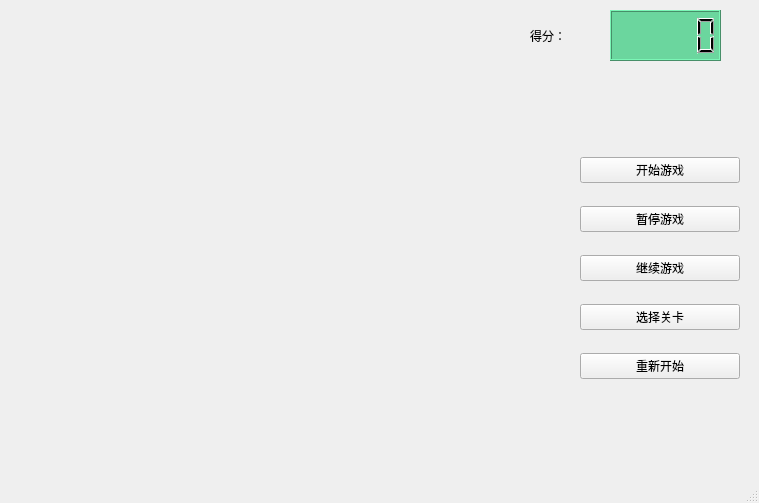
The window that mainwindow.ui (BITLJY/SnakeGame) describes before a commit, drawn with Qt 5.
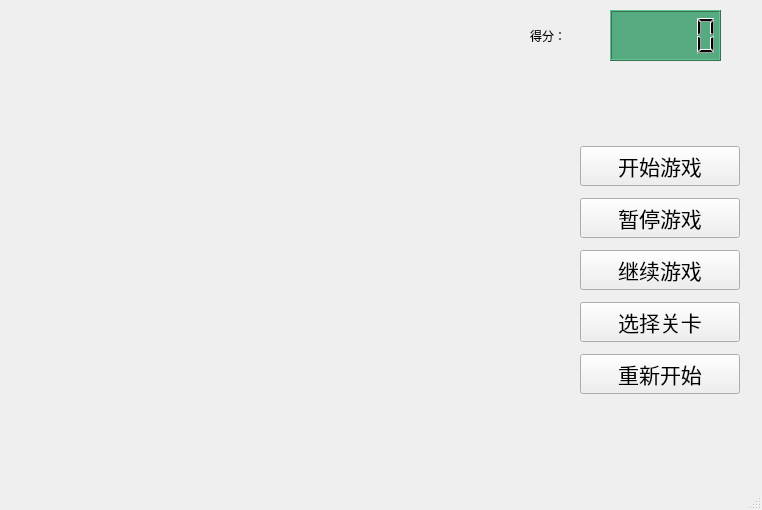
The same window after the commit.

Commit message: 添加了登陆背景和按钮美化

What changed in the file:
```diff
--- a/mainwindow.ui
+++ b/mainwindow.ui
@@ -6,10 +6,22 @@
    <rect>
     <x>0</x>
     <y>0</y>
-    <width>759</width>
-    <height>503</height>
+    <width>762</width>
+    <height>510</height>
    </rect>
   </property>
+  <property name="minimumSize">
+   <size>
+    <width>762</width>
+    <height>510</height>
+   </size>
+  </property>
+  <property name="maximumSize">
+   <size>
+    <width>762</width>
+    <height>520</height>
+   </size>
+  </property>
   <property name="windowTitle">
    <string>MainWindow</string>
   </property>
@@ -25,8 +37,7 @@
     </property>
     <property name="styleSheet">
      <string notr="true">border-color: rgb(0, 0, 0);
-background-color: rgb(107, 214, 158);
-</string>
+background-color: rgb(85, 170, 127);</string>
     </property>
     <property name="segmentStyle">
      <enum>QLCDNumber::Filled</enum>
@@ -61,7 +72,32 @@
      <item row="4" column="0">
       <widget class="QPushButton" name="pB_on_pushbutton_restart">
        <property name="styleSheet">
-        <string notr="true">font: 14pt &quot;幼圆&quot;;</string>
+        <string notr="true">/*按钮普通态*/
+QPushButton
+{
+    /*字体为幼圆*/
+    font-family:幼圆;
+    /*字体大小为18点*/
+    font-size:16pt;
+}
+
+/*按钮停留态*/
+QPushButton:hover
+{
+    /*背景颜色*/  
+    background-color:#B0E2FF;
+}
+
+/*按钮按下态*/
+QPushButton:pressed
+{
+    /*背景颜色*/  
+    background-color:#00BFFF;
+    /*左内边距为3像素，让按下时字向右移动3像素*/  
+    padding-left:3px;
+    /*上内边距为3像素，让按下时字向下移动3像素*/  
+    padding-top:3px;
+}</string>
        </property>
        <property name="text">
         <string>重新开始</string>
@@ -71,7 +107,32 @@
      <item row="0" column="0">
       <widget class="QPushButton" name="pB_on_pushbutton_start">
        <property name="styleSheet">
-        <string notr="true">font: 14pt &quot;幼圆&quot;;</string>
+        <string notr="true">/*按钮普通态*/
+QPushButton
+{
+    /*字体为幼圆*/
+    font-family:幼圆;
+    /*字体大小为18点*/
+    font-size:16pt;
+}
+
+/*按钮停留态*/
+QPushButton:hover
+{
+    /*背景颜色*/  
+    background-color:#B0E2FF;
+}
+
+/*按钮按下态*/
+QPushButton:pressed
+{
+    /*背景颜色*/  
+    background-color:#00BFFF;
+    /*左内边距为3像素，让按下时字向右移动3像素*/  
+    padding-left:3px;
+    /*上内边距为3像素，让按下时字向下移动3像素*/  
+    padding-top:3px;
+}</string>
        </property>
        <property name="text">
         <string>开始游戏</string>
@@ -81,7 +142,32 @@
      <item row="1" column="0">
       <widget class="QPushButton" name="pB_on_pushbutton_stop">
        <property name="styleSheet">
-        <string notr="true">font: 14pt &quot;幼圆&quot;;</string>
+        <string notr="true">/*按钮普通态*/
+QPushButton
+{
+    /*字体为幼圆*/
+    font-family:幼圆;
+    /*字体大小为18点*/
+    font-size:16pt;
+}
+
+/*按钮停留态*/
+QPushButton:hover
+{
+    /*背景颜色*/  
+    background-color:#B0E2FF;
+}
+
+/*按钮按下态*/
+QPushButton:pressed
+{
+    /*背景颜色*/  
+    background-color:#00BFFF;
+    /*左内边距为3像素，让按下时字向右移动3像素*/  
+    padding-left:3px;
+    /*上内边距为3像素，让按下时字向下移动3像素*/  
+    padding-top:3px;
+}</string>
        </property>
        <property name="text">
         <string>暂停游戏</string>
@@ -91,7 +177,32 @@
      <item row="3" column="0">
       <widget class="QPushButton" name="pB_on_pushbutton_select">
        <property name="styleSheet">
-        <string notr="true">font: 14pt &quot;幼圆&quot;;</string>
+        <string notr="true">/*按钮普通态*/
+QPushButton
+{
+    /*字体为幼圆*/
+    font-family:幼圆;
+    /*字体大小为18点*/
+    font-size:16pt;
+}
+
+/*按钮停留态*/
+QPushButton:hover
+{
+    /*背景颜色*/  
+    background-color:#B0E2FF;
+}
+
+/*按钮按下态*/
+QPushButton:pressed
+{
+    /*背景颜色*/  
+    background-color:#00BFFF;
+    /*左内边距为3像素，让按下时字向右移动3像素*/  
+    padding-left:3px;
+    /*上内边距为3像素，让按下时字向下移动3像素*/  
+    padding-top:3px;
+}</string>
        </property>
        <property name="text">
         <string>选择关卡</string>
@@ -101,7 +212,32 @@
      <item row="2" column="0">
       <widget class="QPushButton" name="pB_on_pushbutton_goon">
        <property name="styleSheet">
-        <string notr="true">font: 14pt &quot;幼圆&quot;;</string>
+        <string notr="true">/*按钮普通态*/
+QPushButton
+{
+    /*字体为幼圆*/
+    font-family:幼圆;
+    /*字体大小为18点*/
+    font-size:16pt;
+}
+
+/*按钮停留态*/
+QPushButton:hover
+{
+    /*背景颜色*/  
+    background-color:#B0E2FF;
+}
+
+/*按钮按下态*/
+QPushButton:pressed
+{
+    /*背景颜色*/  
+    background-color:#00BFFF;
+    /*左内边距为3像素，让按下时字向右移动3像素*/  
+    padding-left:3px;
+    /*上内边距为3像素，让按下时字向下移动3像素*/  
+    padding-top:3px;
+}</string>
        </property>
        <property name="text">
         <string>继续游戏</string>
```
Left out of the diff: 4 changed lines with no effect on the pictures. The commit also changes 11 other files.
